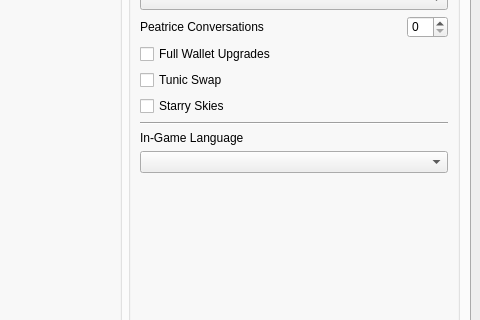
Above: gui/ui/main.ui from mint-choc-chip-skyblade/sshd-rando before the change; both pictures show x 907 to 1387 and y 211 to 531 of the 1387 by 845 pixel window. Below: the same form after it.
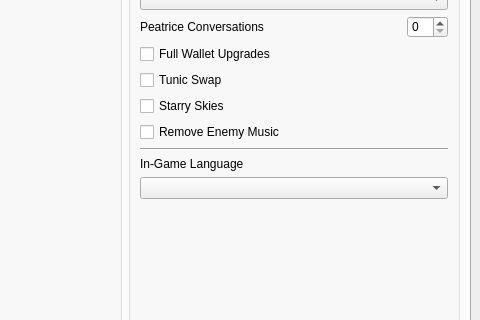
That is the form after the change. The open tabs and pages were chosen to show the change. Custom widgets are drawn as their Qt base class.

Commit message: Add a setting to remove the enemy music

Diff of the .ui file:
```diff
--- a/gui/ui/main.ui
+++ b/gui/ui/main.ui
@@ -840,6 +840,13 @@
              </property>
             </widget>
            </item>
+           <item>
+            <widget class="RandoTriStateCheckBox" name="setting_remove_enemy_music">
+             <property name="text">
+              <string>Remove Enemy Music</string>
+             </property>
+            </widget>
+           </item>
            <item>
             <widget class="Line" name="line_2">
              <property name="orientation">
```
Left out of the diff: 10 changed lines with no effect on the pictures. The commit also changes 5 other files.
